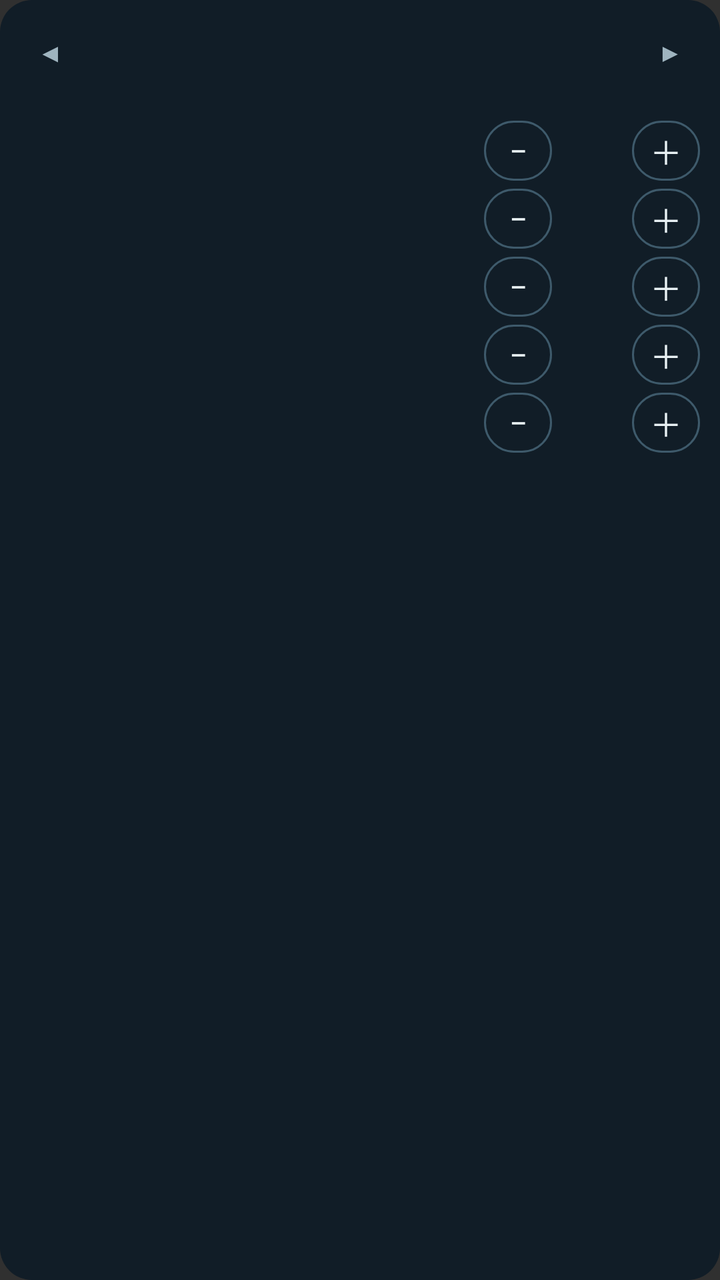
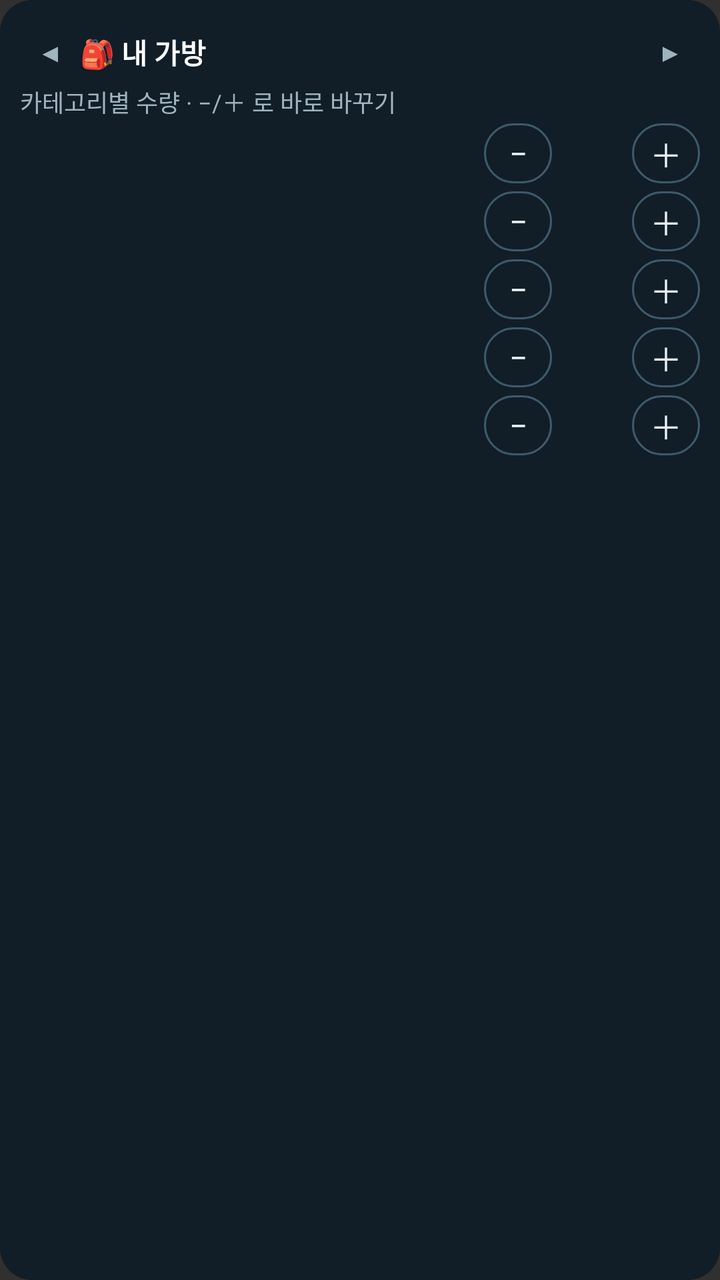

Compare the two renders of this Android layout. The source of the first and the diff that turns it into the second are given below.
<!-- AndroidManifest.xml: application theme FlApp -->
<!-- res/layout/widget_bag.xml -->
<?xml version="1.0" encoding="utf-8"?>
<LinearLayout xmlns:android="http://schemas.android.com/apk/res/android"
    android:layout_width="match_parent"
    android:layout_height="match_parent"
    android:orientation="vertical"
    android:padding="10dp"
    android:background="@drawable/widget_bg">
    <LinearLayout android:layout_width="match_parent" android:layout_height="32dp" android:orientation="horizontal" android:gravity="center_vertical">
        <TextView android:id="@+id/wb_prev" android:layout_width="30dp" android:layout_height="match_parent" android:gravity="center"
            android:text="◀" android:textColor="#9FB4BF" android:textSize="13sp" />
        <TextView android:id="@+id/wb_title" android:layout_width="0dp" android:layout_height="match_parent" android:layout_weight="1"
            android:gravity="center_vertical" android:textColor="#FFFFFF" android:textSize="14sp" android:textStyle="bold" android:maxLines="1" android:ellipsize="end" />
        <TextView android:id="@+id/wb_low" android:layout_width="wrap_content" android:layout_height="match_parent" android:gravity="center"
            android:textColor="#FF8A92" android:textSize="11sp" android:paddingEnd="6dp" />
        <TextView android:id="@+id/wb_next" android:layout_width="30dp" android:layout_height="match_parent" android:gravity="center"
            android:text="▶" android:textColor="#9FB4BF" android:textSize="13sp" />
    </LinearLayout>
    <TextView android:id="@+id/wb_empty" android:layout_width="match_parent" android:layout_height="wrap_content"
        android:textColor="#9FB4BF" android:textSize="12sp" />
    <LinearLayout android:id="@+id/wb_r0" android:layout_width="match_parent" android:layout_height="34dp"
        android:orientation="horizontal" android:gravity="center_vertical">
        <TextView android:id="@+id/wb_n0" android:layout_width="0dp" android:layout_height="match_parent" android:layout_weight="1"
            android:gravity="center_vertical" android:textColor="#E8F0F3" android:textSize="13sp" android:maxLines="1" android:ellipsize="end" />
        <TextView android:id="@+id/wb_m0" android:layout_width="34dp" android:layout_height="30dp" android:gravity="center"
            android:text="−" android:textColor="#E8F0F3" android:textSize="16sp" android:background="@drawable/widget_btn" />
        <TextView android:id="@+id/wb_q0" android:layout_width="40dp" android:layout_height="match_parent" android:gravity="center"
            android:textColor="#FFFFFF" android:textSize="14sp" android:textStyle="bold" />
        <TextView android:id="@+id/wb_p0" android:layout_width="34dp" android:layout_height="30dp" android:gravity="center"
            android:text="＋" android:textColor="#E8F0F3" android:textSize="16sp" android:background="@drawable/widget_btn" />
    </LinearLayout>
    <LinearLayout android:id="@+id/wb_r1" android:layout_width="match_parent" android:layout_height="34dp"
        android:orientation="horizontal" android:gravity="center_vertical">
        <TextView android:id="@+id/wb_n1" android:layout_width="0dp" android:layout_height="match_parent" android:layout_weight="1"
            android:gravity="center_vertical" android:textColor="#E8F0F3" android:textSize="13sp" android:maxLines="1" android:ellipsize="end" />
        <TextView android:id="@+id/wb_m1" android:layout_width="34dp" android:layout_height="30dp" android:gravity="center"
            android:text="−" android:textColor="#E8F0F3" android:textSize="16sp" android:background="@drawable/widget_btn" />
        <TextView android:id="@+id/wb_q1" android:layout_width="40dp" android:layout_height="match_parent" android:gravity="center"
            android:textColor="#FFFFFF" android:textSize="14sp" android:textStyle="bold" />
        <TextView android:id="@+id/wb_p1" android:layout_width="34dp" android:layout_height="30dp" android:gravity="center"
            android:text="＋" android:textColor="#E8F0F3" android:textSize="16sp" android:background="@drawable/widget_btn" />
    </LinearLayout>
    <LinearLayout android:id="@+id/wb_r2" android:layout_width="match_parent" android:layout_height="34dp"
        android:orientation="horizontal" android:gravity="center_vertical">
        <TextView android:id="@+id/wb_n2" android:layout_width="0dp" android:layout_height="match_parent" android:layout_weight="1"
            android:gravity="center_vertical" android:textColor="#E8F0F3" android:textSize="13sp" android:maxLines="1" android:ellipsize="end" />
        <TextView android:id="@+id/wb_m2" android:layout_width="34dp" android:layout_height="30dp" android:gravity="center"
            android:text="−" android:textColor="#E8F0F3" android:textSize="16sp" android:background="@drawable/widget_btn" />
        <TextView android:id="@+id/wb_q2" android:layout_width="40dp" android:layout_height="match_parent" android:gravity="center"
            android:textColor="#FFFFFF" android:textSize="14sp" android:textStyle="bold" />
        <TextView android:id="@+id/wb_p2" android:layout_width="34dp" android:layout_height="30dp" android:gravity="center"
            android:text="＋" android:textColor="#E8F0F3" android:textSize="16sp" android:background="@drawable/widget_btn" />
    </LinearLayout>
    <LinearLayout android:id="@+id/wb_r3" android:layout_width="match_parent" android:layout_height="34dp"
        android:orientation="horizontal" android:gravity="center_vertical">
        <TextView android:id="@+id/wb_n3" android:layout_width="0dp" android:layout_height="match_parent" android:layout_weight="1"
            android:gravity="center_vertical" android:textColor="#E8F0F3" android:textSize="13sp" android:maxLines="1" android:ellipsize="end" />
        <TextView android:id="@+id/wb_m3" android:layout_width="34dp" android:layout_height="30dp" android:gravity="center"
            android:text="−" android:textColor="#E8F0F3" android:textSize="16sp" android:background="@drawable/widget_btn" />
        <TextView android:id="@+id/wb_q3" android:layout_width="40dp" android:layout_height="match_parent" android:gravity="center"
            android:textColor="#FFFFFF" android:textSize="14sp" android:textStyle="bold" />
        <TextView android:id="@+id/wb_p3" android:layout_width="34dp" android:layout_height="30dp" android:gravity="center"
            android:text="＋" android:textColor="#E8F0F3" android:textSize="16sp" android:background="@drawable/widget_btn" />
    </LinearLayout>
    <LinearLayout android:id="@+id/wb_r4" android:layout_width="match_parent" android:layout_height="34dp"
        android:orientation="horizontal" android:gravity="center_vertical">
        <TextView android:id="@+id/wb_n4" android:layout_width="0dp" android:layout_height="match_parent" android:layout_weight="1"
            android:gravity="center_vertical" android:textColor="#E8F0F3" android:textSize="13sp" android:maxLines="1" android:ellipsize="end" />
        <TextView android:id="@+id/wb_m4" android:layout_width="34dp" android:layout_height="30dp" android:gravity="center"
            android:text="−" android:textColor="#E8F0F3" android:textSize="16sp" android:background="@drawable/widget_btn" />
        <TextView android:id="@+id/wb_q4" android:layout_width="40dp" android:layout_height="match_parent" android:gravity="center"
            android:textColor="#FFFFFF" android:textSize="14sp" android:textStyle="bold" />
        <TextView android:id="@+id/wb_p4" android:layout_width="34dp" android:layout_height="30dp" android:gravity="center"
            android:text="＋" android:textColor="#E8F0F3" android:textSize="16sp" android:background="@drawable/widget_btn" />
    </LinearLayout>
</LinearLayout>
<!-- resources referenced by this layout -->
<resources>
  <!-- drawable widget_bg (drawable) -->
  <?xml version="1.0" encoding="utf-8"?>
  <shape xmlns:android="http://schemas.android.com/apk/res/android" android:shape="rectangle">
      <solid android:color="#EB0F1C26" />
      <corners android:radius="16dp" />
  </shape>
  <!-- drawable widget_btn (drawable) -->
  <?xml version="1.0" encoding="utf-8"?>
  <shape xmlns:android="http://schemas.android.com/apk/res/android" android:shape="rectangle">
      <solid android:color="#00000000" />
      <stroke android:width="1dp" android:color="#3E5A6B" />
      <corners android:radius="99dp" />
  </shape>
  <style name="FlApp" parent="@android:style/Theme.Material.NoActionBar">
          <item name="android:windowAnimationStyle">@style/FlAnimActivity</item>
      </style>
  <style name="FlAnimActivity" parent="@android:style/Animation.Activity">
          <item name="android:activityOpenEnterAnimation">@anim/fl_right_in</item>
          <item name="android:activityOpenExitAnimation">@anim/fl_stay_dim</item>
          <item name="android:activityCloseEnterAnimation">@anim/fl_undim</item>
          <item name="android:activityCloseExitAnimation">@anim/fl_right_out</item>
      </style>
</resources>

<!-- the commit's change to res/layout/widget_bag.xml (unified diff, before → after) -->
@@ -8,14 +8,14 @@
     <LinearLayout android:layout_width="match_parent" android:layout_height="32dp" android:orientation="horizontal" android:gravity="center_vertical">
         <TextView android:id="@+id/wb_prev" android:layout_width="30dp" android:layout_height="match_parent" android:gravity="center"
             android:text="◀" android:textColor="#9FB4BF" android:textSize="13sp" />
-        <TextView android:id="@+id/wb_title" android:layout_width="0dp" android:layout_height="match_parent" android:layout_weight="1"
+        <TextView android:id="@+id/wb_title" android:text="🎒 내 가방" android:layout_width="0dp" android:layout_height="match_parent" android:layout_weight="1"
             android:gravity="center_vertical" android:textColor="#FFFFFF" android:textSize="14sp" android:textStyle="bold" android:maxLines="1" android:ellipsize="end" />
         <TextView android:id="@+id/wb_low" android:layout_width="wrap_content" android:layout_height="match_parent" android:gravity="center"
             android:textColor="#FF8A92" android:textSize="11sp" android:paddingEnd="6dp" />
         <TextView android:id="@+id/wb_next" android:layout_width="30dp" android:layout_height="match_parent" android:gravity="center"
             android:text="▶" android:textColor="#9FB4BF" android:textSize="13sp" />
     </LinearLayout>
-    <TextView android:id="@+id/wb_empty" android:layout_width="match_parent" android:layout_height="wrap_content"
+    <TextView android:id="@+id/wb_empty" android:text="카테고리별 수량 · −/＋ 로 바로 바꾸기" android:layout_width="match_parent" android:layout_height="wrap_content"
         android:textColor="#9FB4BF" android:textSize="12sp" />
     <LinearLayout android:id="@+id/wb_r0" android:layout_width="match_parent" android:layout_height="34dp"
         android:orientation="horizontal" android:gravity="center_vertical">
